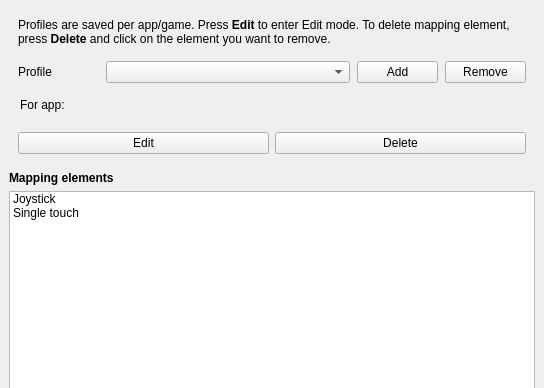
Above: src/emu/qt/src/btnmap/editor_widget.ui from EKA2L1/EKA2L1 before the change; both pictures show x 0 to 544 and y 0 to 388 of the 544 by 917 pixel window. Below: the same form after it.
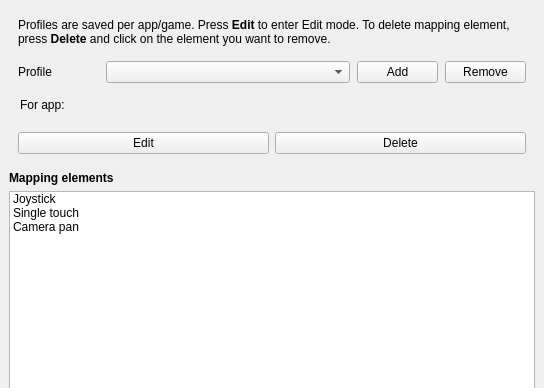
That is the form after the change.

Commit message: qt/btnmap: Add camera panning using Right stick

What changed in the file:
```diff
--- a/src/emu/qt/src/btnmap/editor_widget.ui
+++ b/src/emu/qt/src/btnmap/editor_widget.ui
@@ -45,6 +45,11 @@
           <string>Single touch</string>
          </property>
         </item>
+        <item>
+         <property name="text">
+          <string>Camera pan</string>
+         </property>
+        </item>
        </widget>
       </item>
      </layout>
```
The commit also changes 11 other files.
